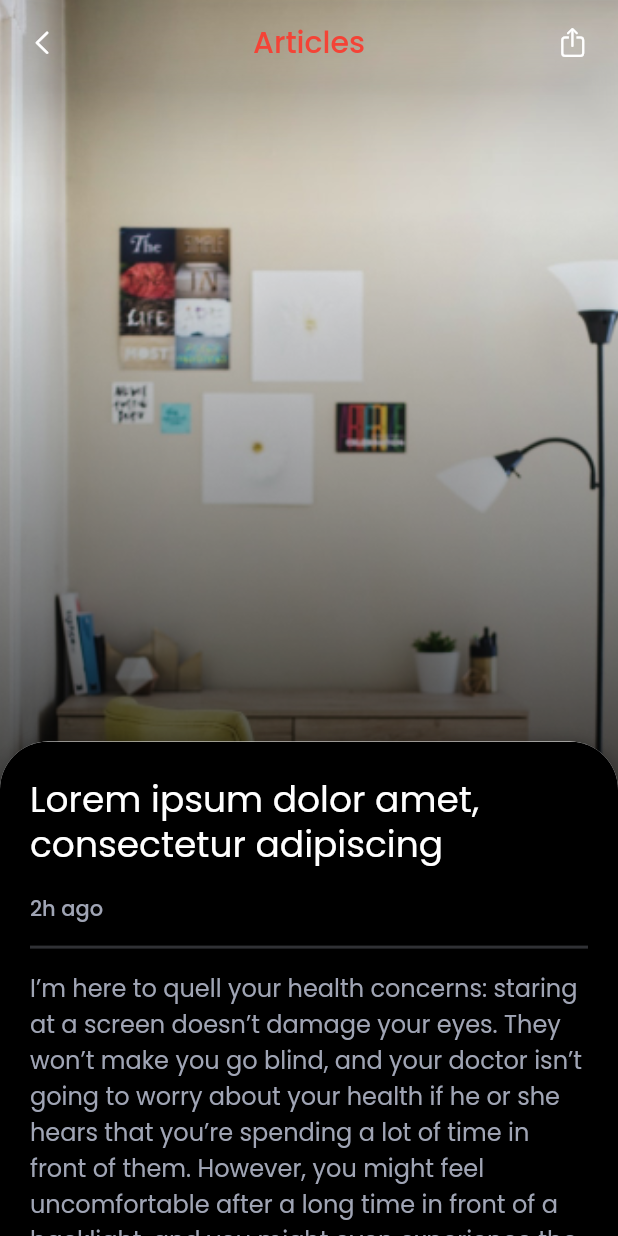
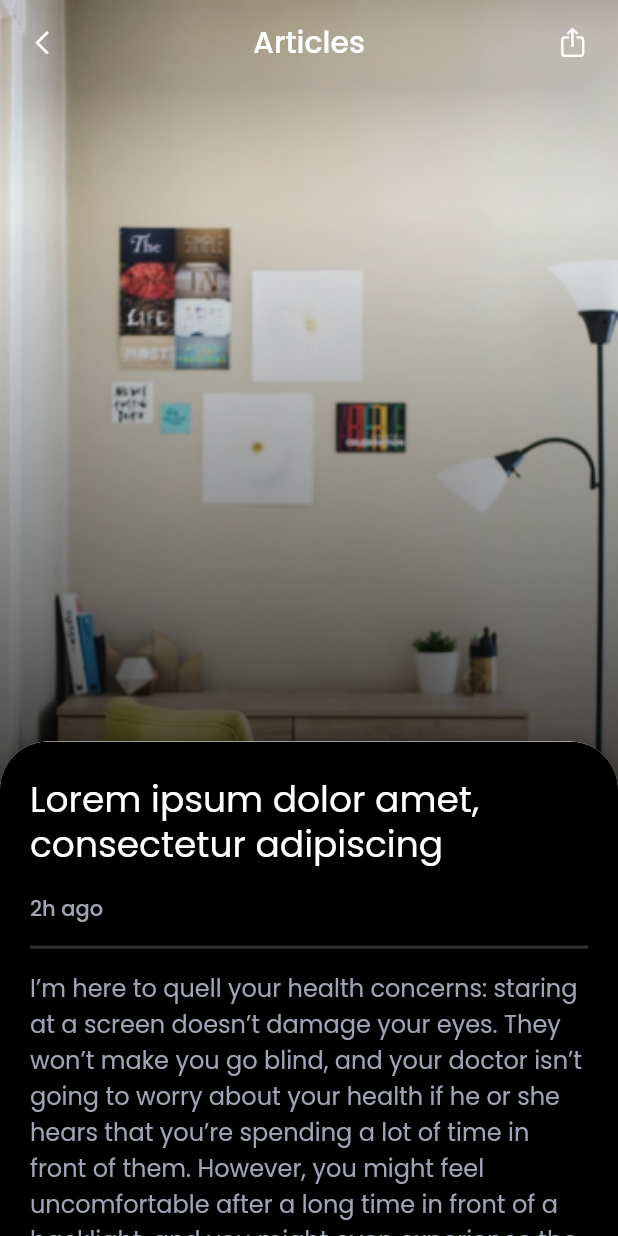
Before and after one commit to Brando2306/flutter-welo, a Flutter app: the DetailPage screen opened directly, on a phone screen of 412 x 824 dp. Run offline on Flutter 3.47's test engine with Material 2 defaults, Android fonts, the phone set to English and light mode, and no system bars; drawn by our look-alikes of sliding_up_panel; our stand-ins replace google_fonts.

Commit message:
Paquetes actualizados version 2

```diff
--- a/lib/pages/blog_page.dart
+++ b/lib/pages/blog_page.dart
@@ -13,7 +13,7 @@ class BlogPage extends StatefulWidget {
 }
 
 class _BlogPageState extends State<BlogPage> {
-  PageController _pageController;
+  late PageController _pageController;
   double _currentPageValue = 0.0;
   int _currentPage = 0;
 
@@ -24,7 +24,7 @@ class _BlogPageState extends State<BlogPage> {
       ..addListener(
         () {
           setState(() {
-            _currentPageValue = _pageController.page;
+            _currentPageValue = _pageController.page!;
           });
         },
       );
--- a/lib/pages/detail_page.dart
+++ b/lib/pages/detail_page.dart
@@ -17,7 +17,10 @@ class DetailPage extends StatelessWidget {
         shadowColor: Colors.black.withOpacity(0.4),
         backgroundColor: Colors.transparent,
         elevation: 15,
-        title: Text('Articles'),
+        title: Text(
+          'Articles',
+          style: TextStyle(color: Colors.white),
+        ),
         centerTitle: true,
         leading: CupertinoButton(
           child: Icon(CupertinoIcons.left_chevron, color: Colors.white),
--- a/lib/widgets/card_widget.dart
+++ b/lib/widgets/card_widget.dart
@@ -3,7 +3,7 @@ import 'package:flutter/material.dart';
 class CardWidget extends StatelessWidget {
   final VoidCallback action;
 
-  const CardWidget({Key key, @required this.action}) : super(key: key);
+  const CardWidget({Key? key, required this.action}) : super(key: key);
   @override
   Widget build(BuildContext context) {
     return Container(
--- a/pubspec.yaml
+++ b/pubspec.yaml
@@ -18,7 +18,7 @@ publish_to: 'none' # Remove this line if you wish to publish to pub.dev
 version: 1.0.0+1
 
 environment:
-  sdk: ">=2.7.0 <3.0.0"
+  sdk: ">=2.16.1 <3.0.0"
 
 dependencies:
   flutter:
@@ -29,7 +29,7 @@ dependencies:
   # Use with the CupertinoIcons class for iOS style icons.
   cupertino_icons: ^1.0.2
   google_fonts:
-  sliding_up_panel:
+  sliding_up_panel: ^2.0.0+1
 
 dev_dependencies:
   flutter_test:
```
Also changed, not shown: pubspec.lock, 2 other files.
